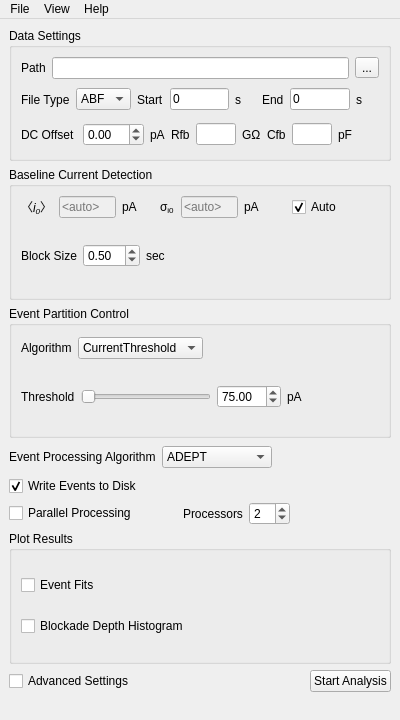
Old version of the form mosaicgui/ui/SettingsWindow.ui in the repository usnistgov/mosaic.
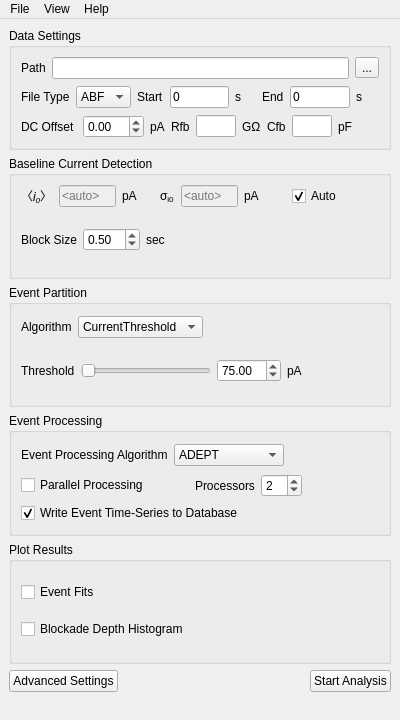
New version of the form. Custom widgets are drawn as their Qt base class.

Commit message: Tweak main window UI layout

Patch:
```diff
--- a/mosaicgui/ui/SettingsWindow.ui
+++ b/mosaicgui/ui/SettingsWindow.ui
@@ -39,7 +39,7 @@
    <bool>false</bool>
   </property>
   <widget class="QWidget" name="centralwidget">
-   <layout class="QVBoxLayout" name="verticalLayout_5">
+   <layout class="QVBoxLayout" name="verticalLayout_6">
     <item>
      <widget class="QGroupBox" name="dataSettingsGroupBox">
       <property name="title">
@@ -549,7 +549,7 @@
     <item>
      <widget class="QGroupBox" name="eventPartitionGroupBox">
       <property name="title">
-       <string>Event Partition Control</string>
+       <string>Event Partition</string>
       </property>
       <layout class="QVBoxLayout" name="verticalLayout_2">
        <item>
@@ -715,6 +715,12 @@
      </widget>
     </item>
     <item>
+     <widget class="QGroupBox" name="groupBox">
+      <property name="title">
+       <string>Event Processing</string>
+      </property>
+      <layout class="QVBoxLayout" name="verticalLayout_5">
+       <item>
      <layout class="QHBoxLayout" name="horizontalLayout_16">
       <item>
        <widget class="QLabel" name="label_11">
@@ -770,21 +776,6 @@
      </layout>
     </item>
     <item>
-     <layout class="QVBoxLayout" name="verticalLayout_11">
-      <item>
-       <widget class="QCheckBox" name="writeEventsCheckBox">
-        <property name="toolTip">
-         <string>Write event time-series to disk</string>
-        </property>
-        <property name="text">
-         <string>Write Events to Disk</string>
-        </property>
-        <property name="checked">
-         <bool>true</bool>
-        </property>
-       </widget>
-      </item>
-      <item>
        <layout class="QHBoxLayout" name="horizontalLayout_6">
         <item>
          <widget class="QCheckBox" name="parallelCheckBox">
@@ -854,7 +845,24 @@
         </item>
        </layout>
       </item>
-     </layout>
+       <item>
+        <widget class="QCheckBox" name="writeEventsCheckBox">
+         <property name="toolTip">
+          <string>Write event time-series to disk</string>
+         </property>
+         <property name="text">
+          <string>Write Event Time-Series to Database</string>
+         </property>
+         <property name="checked">
+          <bool>true</bool>
+         </property>
+        </widget>
+       </item>
+      </layout>
+      <zorder></zorder>
+      <zorder>writeEventsCheckBox</zorder>
+      <zorder></zorder>
+     </widget>
     </item>
     <item>
      <widget class="QGroupBox" name="groupBox_2">
@@ -888,7 +896,7 @@
     <item>
      <layout class="QHBoxLayout" name="horizontalLayout_10">
       <item>
-       <widget class="QCheckBox" name="advancedModeCheckBox">
+       <widget class="QPushButton" name="advancedModeButton">
         <property name="text">
          <string>Advanced Settings</string>
         </property>
```
Left out of the diff: 3 changed lines with no effect on the pictures. Lines whose indentation alone changed are shown as unchanged. The commit also changes 1 other file.
